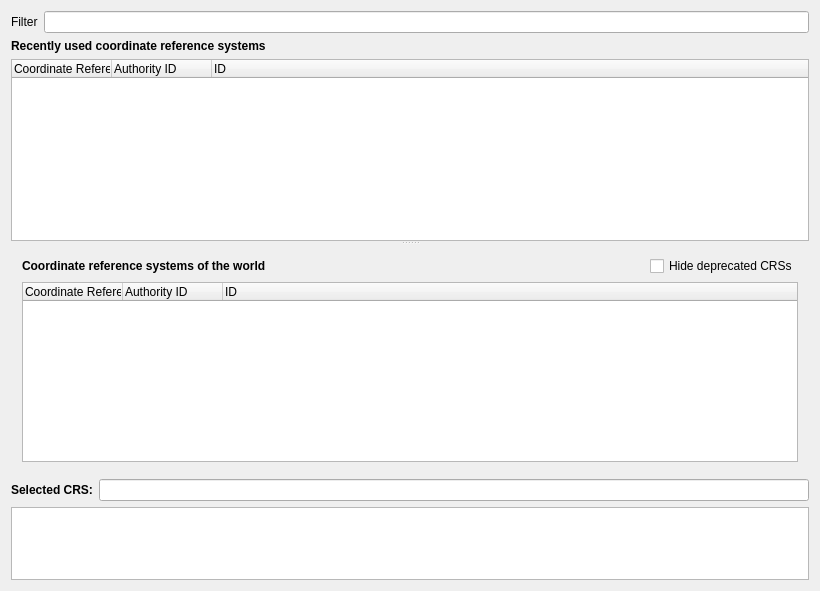
First picture: the form in src/ui/qgsprojectionselectorbase.ui, repository qgis/QGIS, before the edit.
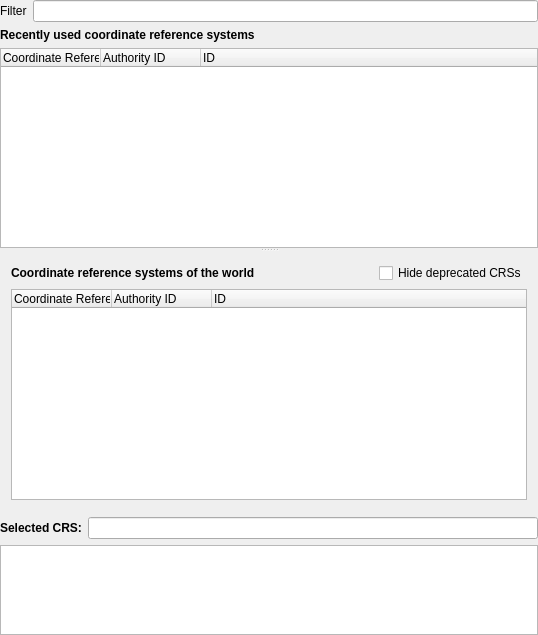
Second picture: the form after the edit. Icons and pictures are not drawn. Custom widgets are drawn as their Qt base class.

Commit message: Reduce margins on project selector dialog

Patch:
```diff
--- a/src/ui/qgsprojectionselectorbase.ui
+++ b/src/ui/qgsprojectionselectorbase.ui
@@ -6,8 +6,8 @@
    <rect>
     <x>0</x>
     <y>0</y>
-    <width>820</width>
-    <height>591</height>
+    <width>538</width>
+    <height>635</height>
    </rect>
   </property>
   <property name="sizePolicy">
@@ -25,6 +25,9 @@
    </iconset>
   </property>
   <layout class="QGridLayout" name="gridLayout_2">
+   <property name="margin">
+    <number>0</number>
+   </property>
    <item row="3" column="0">
     <layout class="QHBoxLayout" name="horizontalLayout_2">
      <item>
```
The commit also changes 1 other file.
